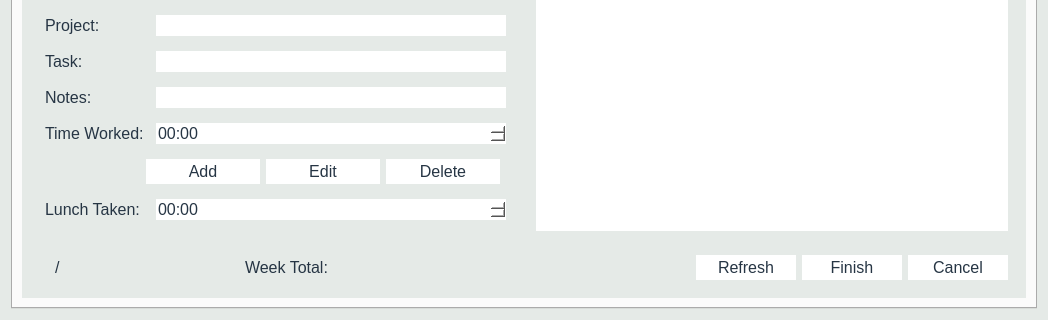
This is Source/Time-Track/shifteditform.ui in joshuawootonn/time-track as Qt 5 draws it before an edit; both pictures show x 0 to 1048 and y 173 to 493 of the 1048 by 493 pixel window. The edited form follows.
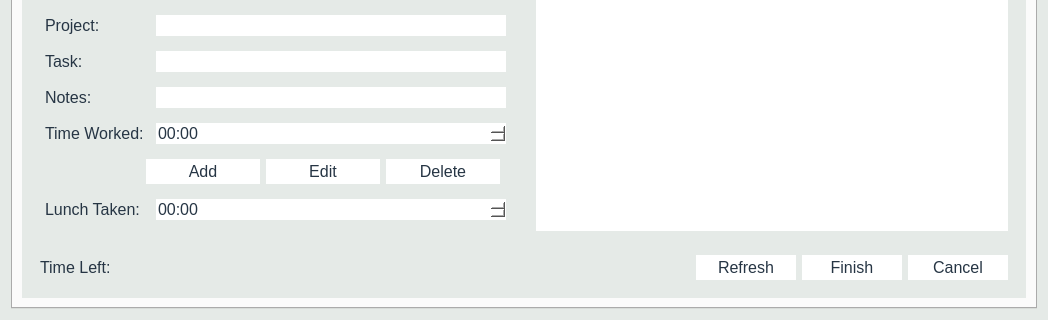
This is the edited form.

```diff
--- a/Source/Time-Track/shifteditform.ui
+++ b/Source/Time-Track/shifteditform.ui
@@ -559,44 +559,10 @@
           <item>
            <widget class="QWidget" name="bottom" native="true">
             <layout class="QHBoxLayout" name="horizontalLayout_2">
-             <item>
-              <widget class="QLabel" name="timeAllocated">
-               <property name="text">
-                <string/>
-               </property>
-              </widget>
-             </item>
-             <item>
-              <widget class="QLabel" name="label">
-               <property name="text">
-                <string>/</string>
-               </property>
-              </widget>
-             </item>
-             <item>
-              <widget class="QLabel" name="timeTotal">
-               <property name="text">
-                <string/>
-               </property>
-              </widget>
-             </item>
-             <item>
-              <spacer name="horizontalSpacer_3">
-               <property name="orientation">
-                <enum>Qt::Horizontal</enum>
-               </property>
-               <property name="sizeHint" stdset="0">
-                <size>
-                 <width>40</width>
-                 <height>20</height>
-                </size>
-               </property>
-              </spacer>
-             </item>
              <item>
               <widget class="QLabel" name="label_2">
                <property name="text">
-                <string>Week Total: </string>
+                <string>Time Left: </string>
                </property>
               </widget>
              </item>
@@ -608,7 +574,7 @@
               </widget>
              </item>
              <item>
-              <spacer name="horizontalSpacer_7">
+              <spacer name="horizontalSpacer_3">
                <property name="orientation">
                 <enum>Qt::Horizontal</enum>
                </property>
```
Left out of the diff: 2 changed lines with no effect on the pictures.
